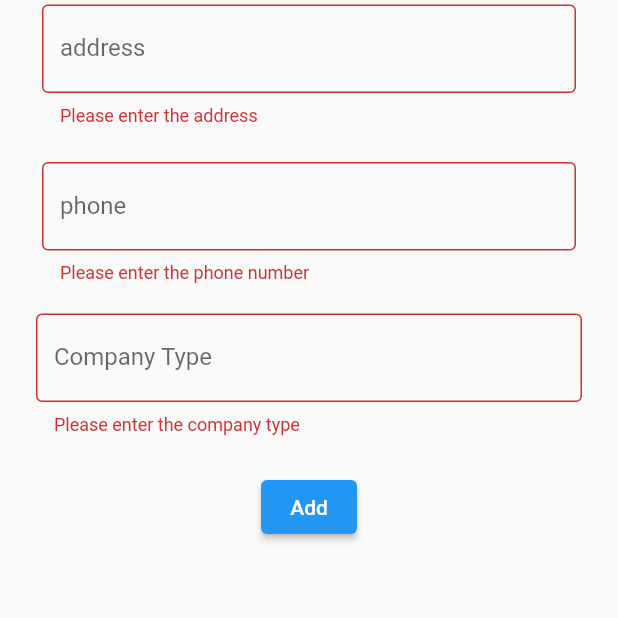
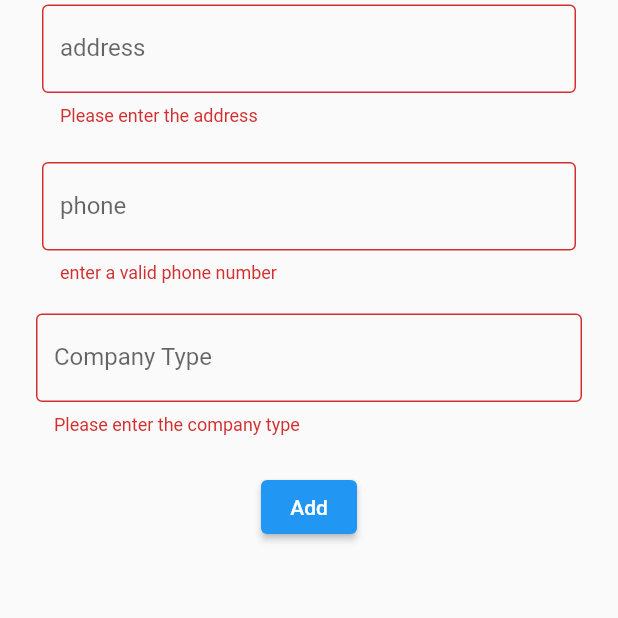
Before and after one commit to mariamsanad/app1, a Flutter app: the CompanyAdd screen opened by its route, after a tap on "Add", on a phone screen of 412 x 824 dp, the part 618-1236 px from its top. Run offline on Flutter 3.47's test engine with Material 2 defaults, Android fonts, the phone set to English and light mode, and no system bars; our stand-ins replace cloud_firestore, connectivity, firebase_auth, firebase_core, flutter_signin_button, flutter_slidable and 6 more; missing offline and left inert: country_list_pick, web_scraper; accounts and stored records are empty.

Commit message:
Update AddCompany.dart

```diff
--- a/lib/Screens/AddCompany.dart
+++ b/lib/Screens/AddCompany.dart
@@ -99,8 +99,7 @@ class _CompanyAddState extends State<CompanyAdd> {
                         controller: _phone,
                         decoration: const InputDecoration(labelText: 'phone',border: OutlineInputBorder(),),
                         validator: (String? value) {
-                          if (value!.isEmpty) return 'Please enter the phone number';
-                          return null;
+                          return RegExp(r'^[0-9]{9}$').hasMatch(value!)?null:"enter a valid phone number";
                         },
                         //obscureText: true,
                       ),
```
